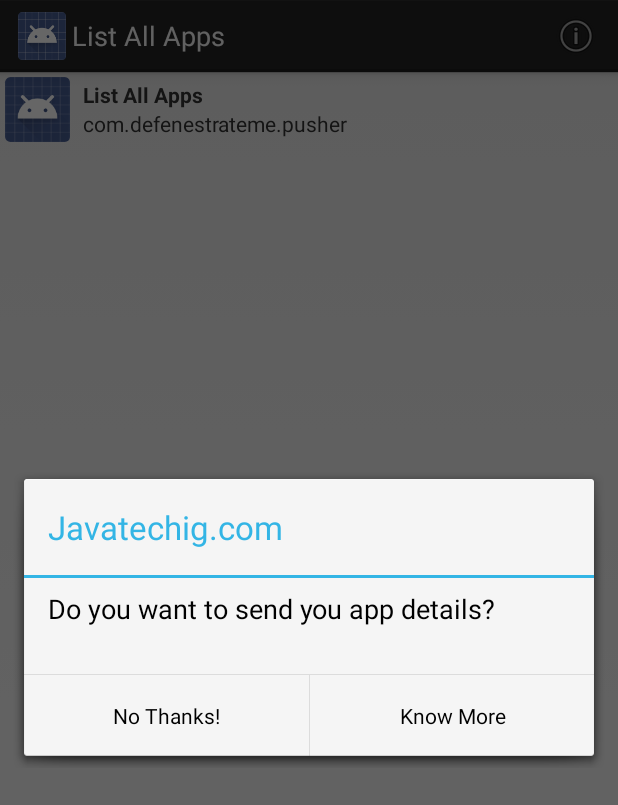
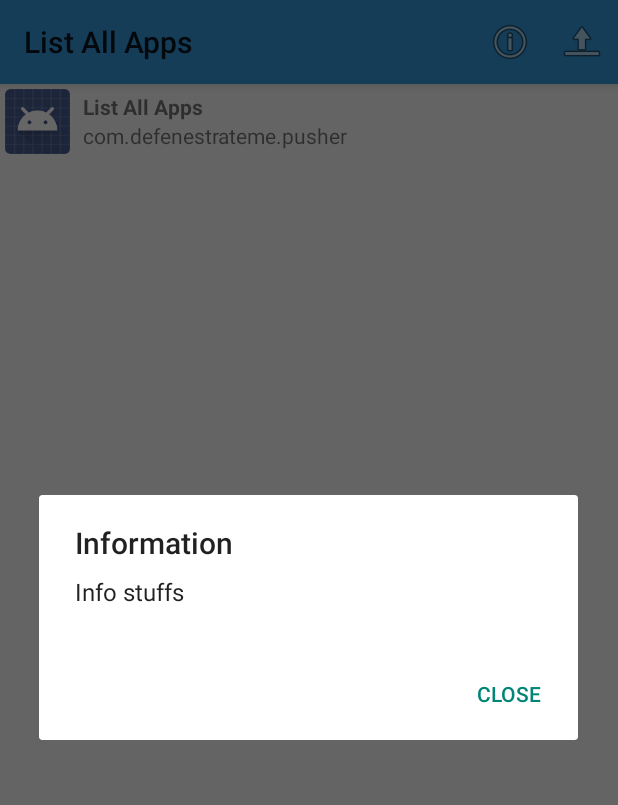
Before and after one commit to 474r4x14/Icon-Pusher-App, an Android app: the screen it shows after launch (AppListerActivity), after a tap on "About", on a phone screen of 412 x 824 dp. Shown: the top 805 px of the screen. Run offline under Robolectric (Android 15) with nearby library versions, the phone set to English and light mode, and no system bars.

Commit message:
Misc updates

```diff
--- a/app/build.gradle
+++ b/app/build.gradle
@@ -2,7 +2,7 @@
 
 android {
     compileSdkVersion 21
-    buildToolsVersion "23.0.2"
+    buildToolsVersion '26.0.2'
 
     defaultConfig {
         applicationId "com.defenestrateme.pusher"
--- a/app/src/main/AndroidManifest.xml
+++ b/app/src/main/AndroidManifest.xml
@@ -4,9 +4,7 @@
     android:versionCode="1"
     android:versionName="1.0" >
 
-    <uses-sdk
-        android:minSdkVersion="8"
-        android:targetSdkVersion="17" />
+    <uses-sdk android:targetSdkVersion="17" />
 
     <uses-permission android:name="android.permission.INTERNET" />
 
--- a/app/src/main/java/com/defenestrateme/pusher/AppListerActivity.java
+++ b/app/src/main/java/com/defenestrateme/pusher/AppListerActivity.java
@@ -62,6 +62,11 @@
 		boolean result = true;
 
 		switch (item.getItemId()) {
+		case R.id.menu_send: {
+			displaySendDialog();
+
+			break;
+		}
 		case R.id.menu_about: {
 			displayAboutDialog();
 
@@ -77,13 +82,13 @@
 		return result;
 	}
 
-	private void displayAboutDialog() {
+	private void displaySendDialog() {
 		final AlertDialog.Builder builder = new AlertDialog.Builder(this);
-		builder.setTitle(getString(R.string.about_title));
+		builder.setTitle(getString(R.string.send_title));
 		builder.setMessage(getString(R.string.send_data));
 
 		progress=new ProgressDialog(this);
-		builder.setPositiveButton("Know More", new DialogInterface.OnClickListener() {
+		builder.setPositiveButton("Submit", new DialogInterface.OnClickListener() {
 			public void onClick(DialogInterface dialog, int id) {
 				//Intent browserIntent = new Intent(Intent.ACTION_VIEW, Uri.parse("http://javatechig.com"));
 				//startActivity(browserIntent);
@@ -129,7 +134,21 @@
 				dialog.cancel();
 			}
 		});
-		builder.setNegativeButton("No Thanks!", new DialogInterface.OnClickListener() {
+		builder.setNegativeButton("Cancel", new DialogInterface.OnClickListener() {
+			public void onClick(DialogInterface dialog, int id) {
+				dialog.cancel();
+			}
+		});
+
+		builder.show();
+	}
+
+	private void displayAboutDialog() {
+		final AlertDialog.Builder builder = new AlertDialog.Builder(this);
+		builder.setTitle(getString(R.string.info_title));
+		builder.setMessage(getString(R.string.info_data));
+
+		builder.setNegativeButton("Close", new DialogInterface.OnClickListener() {
 			public void onClick(DialogInterface dialog, int id) {
 				dialog.cancel();
 			}
@@ -193,7 +212,7 @@
 
 		//builder.setMessage(tmp1 + "\n\n" + tmp10 + "\n")
 		builder.setMessage(appData.get("appName") + "\n" + appData.get("packageName") + "\n" + appData.get("componentInfo") + "\n")
-				.setPositiveButton(R.string.fire, new DialogInterface.OnClickListener() {
+				.setPositiveButton(R.string.submit_icon, new DialogInterface.OnClickListener() {
 					public void onClick(DialogInterface dialog, int id) {
 						// FIRE ZE MISSILES!
 						new PushData().execute(appData);
@@ -367,7 +386,7 @@
 
 				try{
 	//if you are using https, make sure to import java.net.HttpsURLConnection
-					url=new URL("http://icons.defenestrate.me/push");
+					url=new URL("https://icons.defenestrate.me/push");
 
 	//you need to encode ONLY the values of the parameters
 					/*
--- a/app/src/main/res/menu/menu.xml
+++ b/app/src/main/res/menu/menu.xml
@@ -7,4 +7,11 @@
         android:showAsAction="always|withText"
         android:title="@string/action_about"/>
 
+    <item
+        android:id="@+id/menu_send"
+        android:orderInCategory="100"
+        android:icon="@android:drawable/ic_menu_upload"
+        android:showAsAction="always|withText"
+        android:title="@string/action_about"/>
+
 </menu>
--- /dev/null
+++ b/app/src/main/res/values-v21/colors.xml
@@ -0,0 +1,8 @@
+<?xml version="1.0" encoding="utf-8"?>
+<resources>
+    <color name="my_blue">#3498DB</color>
+    <color name="my_green">#77D065</color>
+    <color name="my_purple">#B455B6</color>
+    <color name="my_gray">#738182</color>
+
+</resources>
--- /dev/null
+++ b/app/src/main/res/values-v21/styles.xml
@@ -0,0 +1,15 @@
+<?xml version="1.0" encoding="utf-8"?>
+<resources>
+    <!-- inherit from the material theme -->
+    <style name="AppTheme" parent="android:Theme.Material.Light">
+        <!-- Main theme colors -->
+        <!--   your app branding color for the app bar -->
+        <item name="android:colorPrimary">@color/my_blue</item>
+        <!--   darker variant for the status bar and contextual app bars -->
+        <!--<item name="android:colorPrimaryDark">@color/my_green</item>-->
+        <!--   theme UI controls like checkboxes and text fields -->
+        <!--<item name="android:colorAccent">@color/accent</item>-->
+
+        <!--<item name="android:statusBarColor">@color/my_green</item>-->
+    </style>
+</resources>
--- a/app/src/main/res/values/strings.xml
+++ b/app/src/main/res/values/strings.xml
@@ -2,14 +2,15 @@
 <resources>
 
     <string name="app_name">List All Apps</string>
-    <string name="about_title">Javatechig.com</string>
-    <string name="about_desc">Provides tutorials, tips, examples and source code on leading Java, Android, Blackberry, PhoneGap and other mobile technologies.</string>
-    <string name="send_data">Do you want to send you app details?</string>
+    <string name="send_title">Submit Apps</string>
+    <string name="send_data">Submit apps to add them to the icon request list.</string>
+    <string name="info_title">Information</string>
+    <string name="info_data">Info stuffs</string>
     <string name="action_about">About</string>
     <string name="hello_world">Hello world!</string>
 
 
-    <string name="fire">FIRE!</string>
-    <string name="cancel">NARP!</string>
+    <string name="submit_icon">Submit Icon</string>
+    <string name="cancel">Close</string>
 
 </resources>
--- a/app/src/main/res/values/styles.xml
+++ b/app/src/main/res/values/styles.xml
@@ -12,6 +12,9 @@
         -->
     </style>
 
+
+
+
     <!-- Application theme. -->
     <style name="AppTheme" parent="AppBaseTheme">
         <!-- All customizations that are NOT specific to a particular API-level can go here. -->
--- a/build.gradle
+++ b/build.gradle
@@ -1,15 +1,17 @@
 // Top-level build file where you can add configuration options common to all sub-projects/modules.
 buildscript {
     repositories {
+        google()
         jcenter()
     }
     dependencies {
-        classpath 'com.android.tools.build:gradle:1.5.0'
+        classpath 'com.android.tools.build:gradle:4.0.0'
     }
 }
 
 allprojects {
     repositories {
         jcenter()
+        google()
     }
 }
```
Also changed, not shown: gradle/wrapper/gradle-wrapper.properties, 3 other files.
